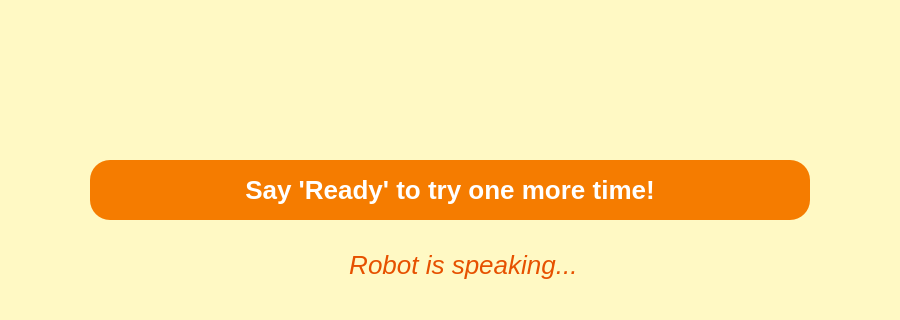
First picture: the form in ui/engageUI.ui, repository zenBandara/akshi-robot-main, before the edit; both pictures show x 0 to 900 and y 380 to 700 of the 900 by 700 pixel window.
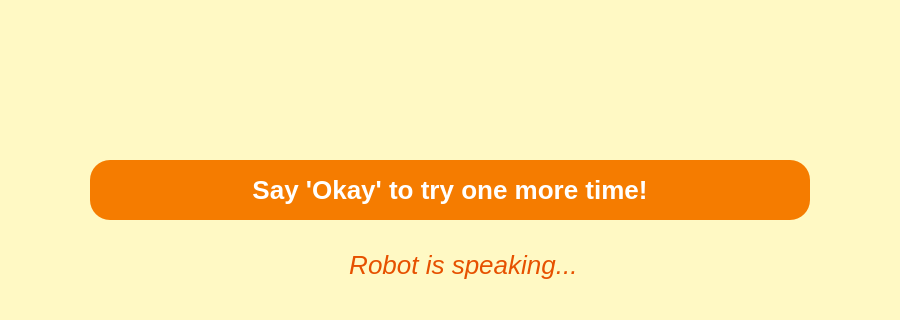
Second picture: the form after the edit.

Diff of the .ui file:
```diff
--- a/ui/engageUI.ui
+++ b/ui/engageUI.ui
@@ -59,7 +59,7 @@
    <!-- Action Prompt -->
    <item>
     <widget class="QLabel" name="prompt_label">
-     <property name="text"><string>Say 'Ready' to try one more time!</string></property>
+     <property name="text"><string>Say 'Okay' to try one more time!</string></property>
      <property name="alignment"><set>Qt::AlignCenter</set></property>
      <property name="styleSheet"><string>font-size: 26px; font-weight: bold; color: white; background-color: #F57C00; border-radius: 20px; padding: 15px; margin: 0px 50px;</string></property>
     </widget>
```
